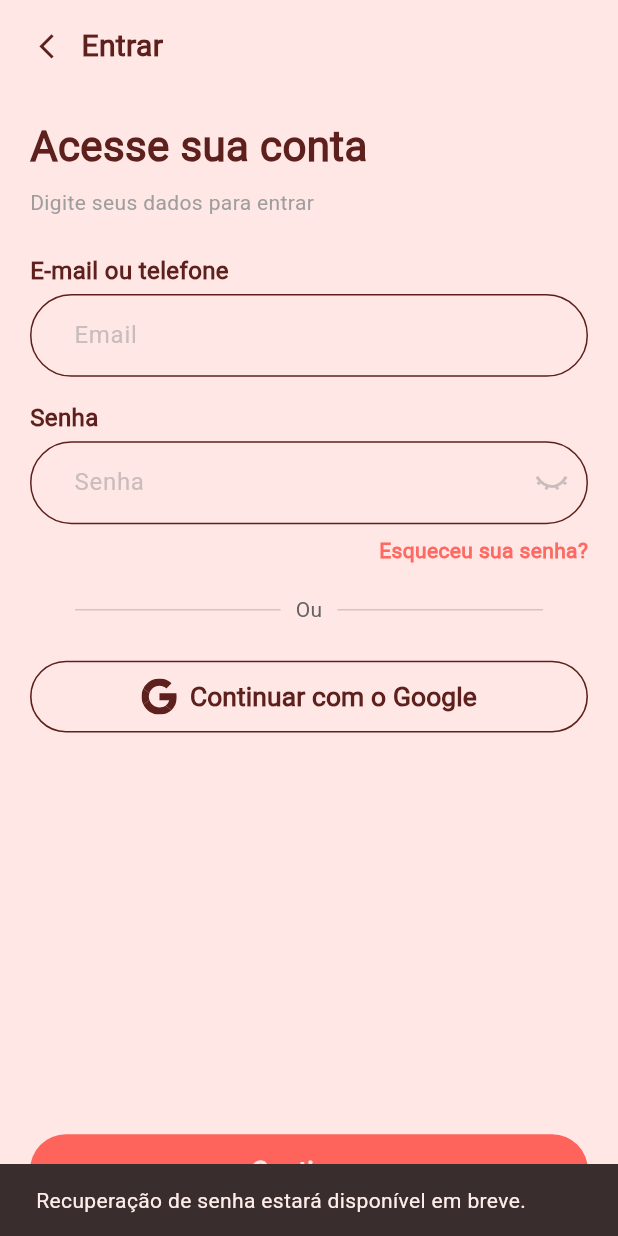
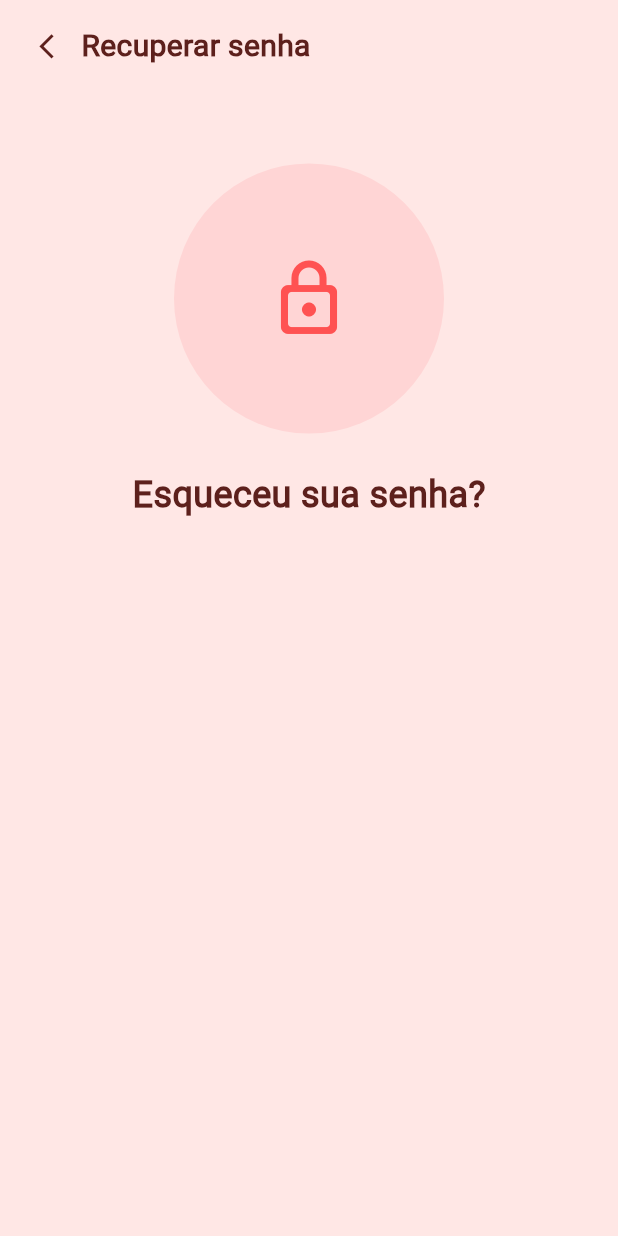
Before and after one commit to h3llsyn/Nhac-Lojas, a Flutter app: the EmailLoja screen opened by its route, after a tap on "Esqueceu sua senha?", on a phone screen of 412 x 824 dp. Run offline on Flutter 3.47's test engine with Material 3 defaults, Android fonts, the phone set to English and light mode, and no system bars; our stand-ins replace fl_chart, flutter_screenutil, flutter_svg, go_router.

Commit message:
começando tela de recuperar senha

```diff
--- a/lib/pages/auth/email_loja.dart
+++ b/lib/pages/auth/email_loja.dart
@@ -94,13 +94,17 @@ class _EmailLojaState extends State<EmailLoja> {
                         const SnackBar(content: Text('Recuperação de senha estará disponível em breve.')),
                       );
                     },
-                    child: const Text(
-                      'Esqueceu sua senha?',
-                      style: TextStyle(
-                        fontSize: 14.0,
-                        color: Color(0xFFFF6961),
-                        fontWeight: FontWeight.w600,
+                    child: TextButton(
+                      child: Text('Esqueceu sua senha?',
+                        style: TextStyle(
+                          fontSize: 14.0,
+                          color: Color(0xFFFF6961),
+                          fontWeight: FontWeight.w600,
+                        ),
                       ),
+                      onPressed: (){
+                        context.push('/recuperar-senha');
+                      },
                     ),
                   ),
                 ),
@@ -138,13 +142,13 @@ class _EmailLojaState extends State<EmailLoja> {
                   height: 24.0,
                   width: 24.0,
                 ),
-                onTap: () => context.pop('home'),
+                onTap: () => context.go('/home'),
               ),
               Spacer(),
               const SizedBox(height: 24,),
               ButtonNhac(
                 texto: 'Continuar',
-                onTap: () => context.pop('/home'),
+                onTap: () => context.go('/home'),
               ),
             ],
           ),
--- /dev/null
+++ b/lib/pages/auth/recuperar_senha.dart
@@ -0,0 +1,56 @@
+import 'package:flutter/material.dart';
+import 'package:nhac_lojas/components/back_arrow.dart';
+
+class RecuperarSenha extends StatelessWidget {
+  const RecuperarSenha({super.key});
+
+  @override
+  Widget build(BuildContext context) {
+    return Scaffold(
+      body: SafeArea(
+        child: Padding(
+          padding: const EdgeInsets.fromLTRB(20, 16, 20, 20),
+          child: Column(
+            crossAxisAlignment: CrossAxisAlignment.center,
+            children: [
+              Row(
+                children: [
+                  BackArrow(),
+                  const SizedBox(width: 12),
+                  const Text(
+                    'Recuperar senha',
+                    style: TextStyle(fontSize: 20, fontWeight: FontWeight.bold),
+                  ),
+                ],
+              ),
+              const SizedBox(height: 64),
+              Container(
+                width: 180,
+                height: 180,
+                decoration: const BoxDecoration(
+                  color: Color.fromARGB(255, 255, 213, 213),
+                  shape: BoxShape.circle,
+                ),
+                child: Center(
+                  child: const Icon(
+                    Icons.lock_outline_rounded,
+                    color: Colors.redAccent,
+                    size: 56,
+                  ),
+                ),
+              ),
+              const SizedBox(height: 24,),
+              Text(
+                'Esqueceu sua senha?',
+                style: TextStyle(
+                  fontSize: 24,
+                  fontWeight: FontWeight.bold
+                ),
+              ),
+            ],
+          ),
+        ),
+      ),
+    );
+  }
+}
--- a/lib/routes/go_router.dart
+++ b/lib/routes/go_router.dart
@@ -1,6 +1,7 @@
 import 'package:flutter/material.dart';
 import 'package:go_router/go_router.dart';
 import 'package:nhac_lojas/pages/auth/email_loja.dart';
+import 'package:nhac_lojas/pages/auth/recuperar_senha.dart';
 import 'package:nhac_lojas/pages/bem-vindo.dart';
 import 'package:nhac_lojas/pages/chat_open.dart';
 import 'package:nhac_lojas/pages/chat_page.dart';
@@ -47,6 +48,10 @@ final GoRouter appRouter = GoRouter(
       builder: (context, state) => const EmailLoja(),
     ),
     GoRoute(
+      path: '/recuperar-senha',
+      builder: (context, state) => const RecuperarSenha(),
+    ),
+    GoRoute(
       path: '/order-details',
       builder: (context, state) => const OrderDetailsPage(),
     ),
```
